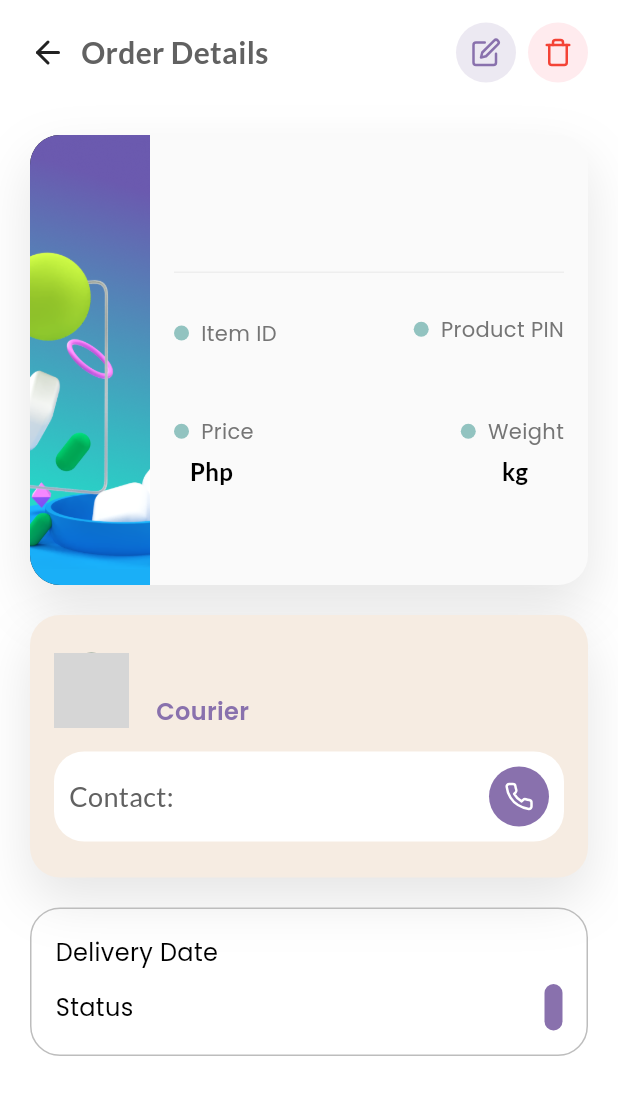
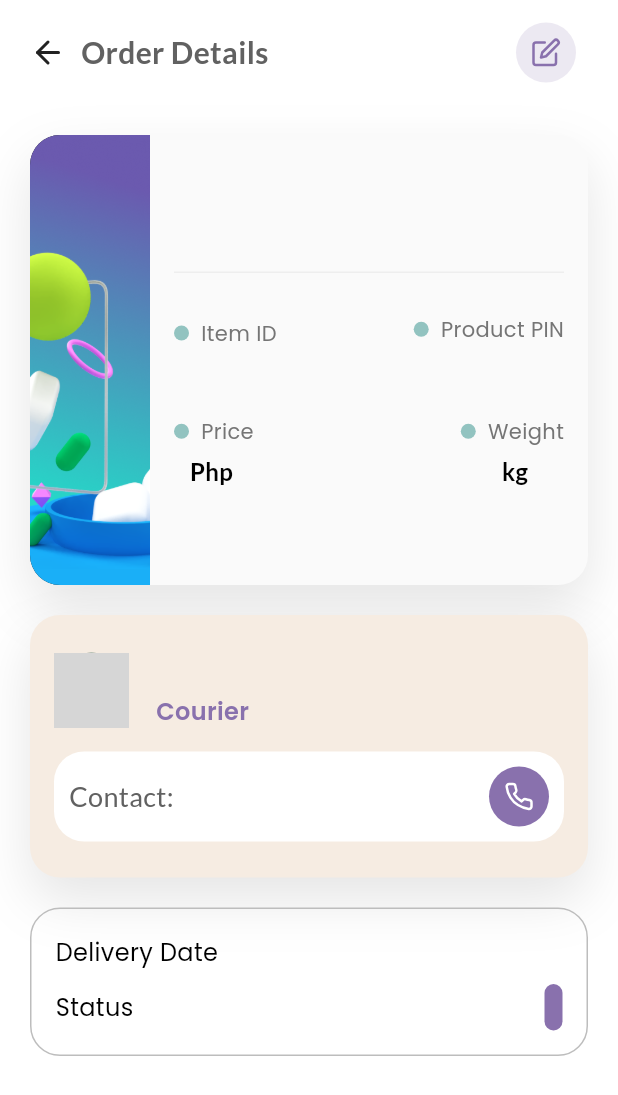
Before and after one commit to WannaCry081/PackagePal, a Flutter app: the OrderView screen opened directly with empty values, on a phone screen of 412 x 824 dp. Shown: the top 1095 px of the screen. Run offline on Flutter 3.47's test engine with Material 3 defaults, Android fonts, the phone set to English and light mode, and no system bars; our stand-ins replace cloud_firestore, firebase_auth, firebase_core, firebase_database, firebase_storage, flutter_feather_icons and 6 more; accounts and stored records are empty; network calls fail; grey boxes are pictures that could not be loaded.

Commit message:
Update order view

```diff
--- a/frontend/lib/views/OrderView/index.dart
+++ b/frontend/lib/views/OrderView/index.dart
@@ -92,29 +92,29 @@ class _OrderViewState extends State<OrderView> {
                       )
                     ),
                   ),
-                  GestureDetector(
-                    onTap: () async {
-                      // await db.deleteOrder(widget.index);
+                  // GestureDetector(
+                  //   onTap: () async {
+                  //     // await db.deleteOrder(widget.index);
 
-                      await Future.delayed(const Duration(seconds: 1));
-                      Navigator.of(context).pop();
+                  //     await Future.delayed(const Duration(seconds: 1));
+                  //     Navigator.of(context).pop();
 
-                    },
-                    child: Container(
-                        height: 40,
-                        width: 40,
-                        decoration: BoxDecoration(
-                          color: Colors.red[50],
-                          shape: BoxShape.circle
-                        ),
-                        child: Icon(
-                          FeatherIcons.trash,
-                          color: Colors.red[500],
-                          size: 20.0,
-                          weight: 5.0,
-                        )
-                    ),
-                  ),
+                  //   },
+                  //   child: Container(
+                  //       height: 40,
+                  //       width: 40,
+                  //       decoration: BoxDecoration(
+                  //         color: Colors.red[50],
+                  //         shape: BoxShape.circle
+                  //       ),
+                  //       child: Icon(
+                  //         FeatherIcons.trash,
+                  //         color: Colors.red[500],
+                  //         size: 20.0,
+                  //         weight: 5.0,
+                  //       )
+                  //   ),
+                  // ),
                 ],
               ),
             ),
```
